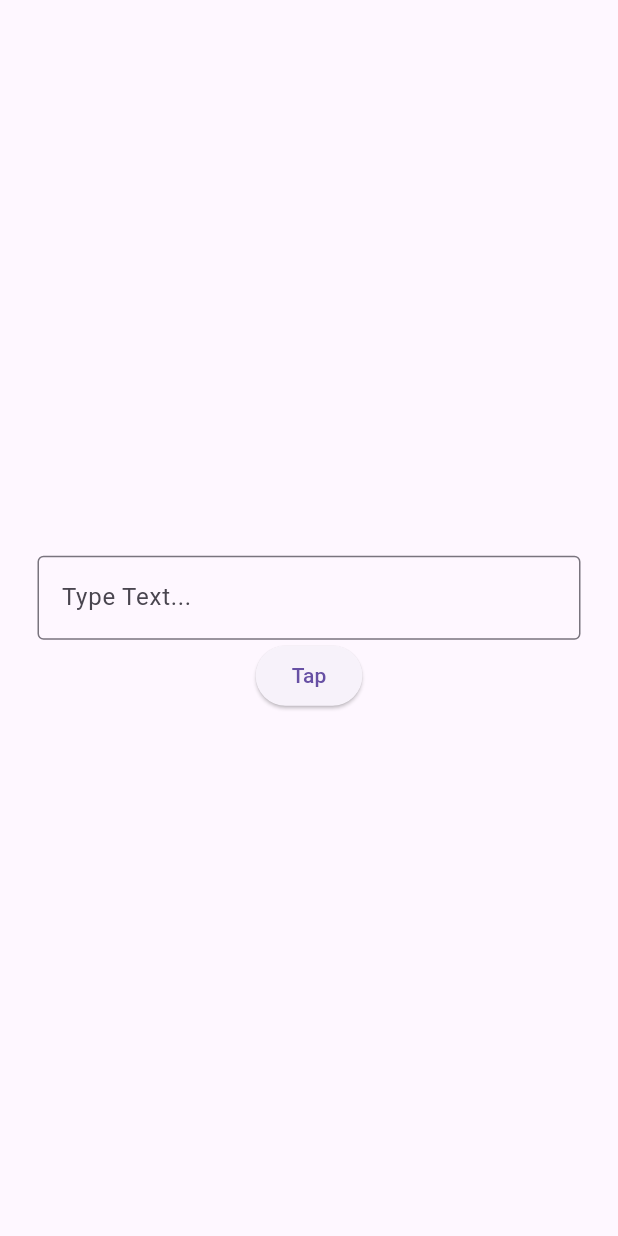
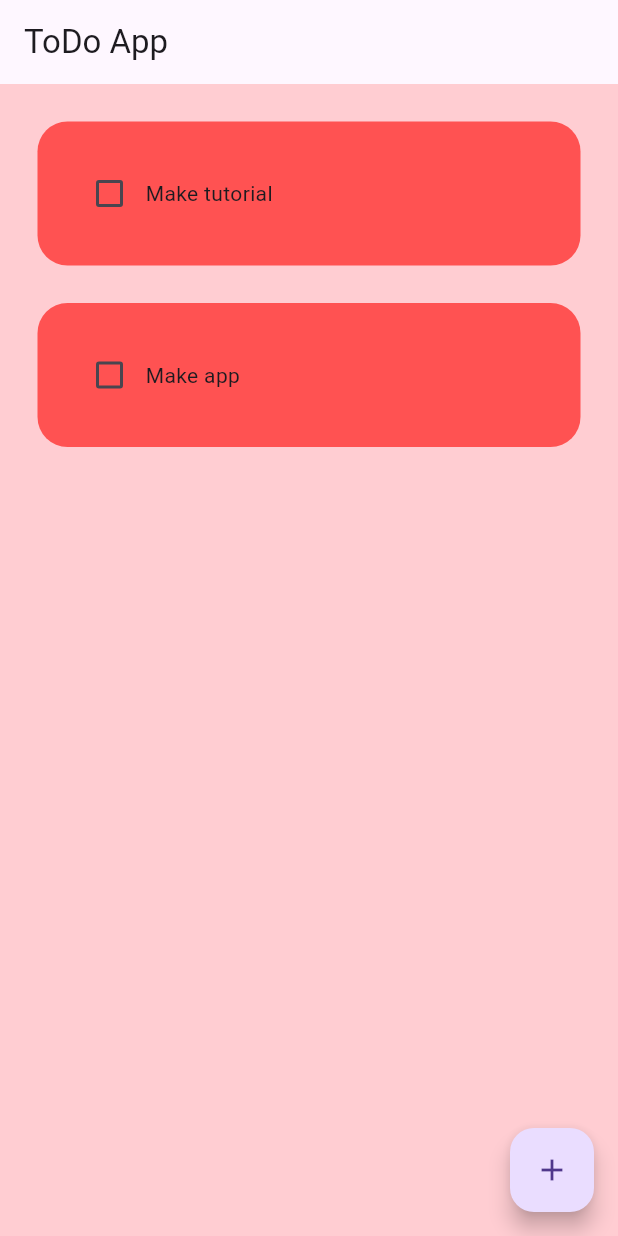
Before and after one commit to mittalgmt/to_do_app, a Flutter app: the screen it shows after launch, on a phone screen of 412 x 824 dp. Run offline on Flutter 3.47's test engine with Material 3 defaults, Android fonts, the phone set to English and light mode, and no system bars; drawn by our look-alikes of flutter_slidable; our stand-ins replace hive_flutter; accounts and stored records are empty.

Commit message:
add file

```diff
--- /dev/null
+++ b/lib/Data/database.dart
@@ -0,0 +1,28 @@
+import 'package:hive_flutter/hive_flutter.dart';
+
+class ToDoDatabase {
+ List toDoList = [];
+  //ref  box
+  final _myBox = Hive.box('myBox');
+
+
+//run this method if the 1st time ever opening this app
+  void createInitialData(){
+  toDoList = [
+     ["Make tutorial", false],
+     ["Make app", false],
+    ];
+  }
+
+  //load the data from database
+  void loadData(){
+    toDoList = _myBox.get("TODOLIST");
+  }
+
+  //update the database
+
+  void updateDataBase()
+  {
+    _myBox.put("TODOLIST", toDoList);
+  }
+}
--- a/lib/main.dart
+++ b/lib/main.dart
@@ -1,7 +1,14 @@
 import 'package:flutter/material.dart';
-import 'package:to_do_app/pages/todo_page.dart';
+import 'package:hive_flutter/hive_flutter.dart';
+import 'package:to_do_app/pages/home_page.dart';
 
-void main() {
+void main() async {
+
+  //ini the hive
+  await Hive.initFlutter();
+
+  //openbox
+  var box = await Hive.openBox('mybox');
   runApp(MyApp());
 }
 
@@ -13,7 +20,8 @@ class MyApp extends StatelessWidget {
   Widget build(BuildContext context) {
     return MaterialApp(
       debugShowCheckedModeBanner: false,
-      home:ToDoPage() ,
+      home: HomePage(),
+      theme: ThemeData(primarySwatch: Colors.deepOrange),
     );
 
   }
--- /dev/null
+++ b/lib/pages/home_page.dart
@@ -0,0 +1,111 @@
+import 'package:flutter/material.dart';
+import 'package:hive_flutter/hive_flutter.dart';
+import 'package:to_do_app/Data/database.dart';
+import 'package:to_do_app/util/dialog_box.dart';
+import 'package:to_do_app/util/todo_tile.dart';
+
+class HomePage extends StatefulWidget {
+  const HomePage({super.key});
+
+  @override
+  State<HomePage> createState() => _HomePageState();
+}
+
+class _HomePageState extends State<HomePage> {
+
+  //ref box
+  final _myBox = Hive.box('myBox');
+  //text controller
+  final _controller = TextEditingController();
+
+  ToDoDatabase db = ToDoDatabase();
+
+  @override
+  void initState() {
+
+    // if this time ever opening this app , then create default data
+    if(_myBox.get("TODOLIST") == null){
+      db.createInitialData();
+    }else{
+      db.loadData();
+    }
+
+    super.initState();
+  }
+
+  // //list of todo task
+  // List toDoList = [
+  //   ["Make tutorial", false],
+  //   ["Make app", false],
+
+  // ];
+
+ //checkbox was tapped
+ void CheckBoxChanged(bool? value, int index) {
+   setState(() {
+     db.toDoList[index][1] = !db.toDoList[index][1];
+   });
+   db.updateDataBase();
+ }
+
+ // save new task
+
+ void saveNewTask(){
+  setState(() {
+    db.toDoList.add([
+      _controller.text,false
+    ]);
+    _controller.clear();
+    Navigator.of(context).pop();
+  });
+  db.updateDataBase();
+ }
+
+ //create new task
+ void createNewTask() {
+  showDialog(
+    context: context,
+     builder: (context){
+    return DialogBox(
+      controller: _controller ,
+      onSave: saveNewTask,
+      onCancel: () => Navigator.of(context).pop(),
+    );
+   },
+  );
+  db.updateDataBase();
+ }
+
+ //delete task
+ void deleteTask(int index) {
+  setState(() {
+    db.toDoList.removeAt(index);
+  });
+  db.updateDataBase();
+ }
+  @override
+  Widget build(BuildContext context) {
+    return Scaffold(
+      backgroundColor: Colors.red[100],
+      appBar: AppBar(
+        title: Text("ToDo App"),
+        elevation: 0,
+      ),
+      floatingActionButton: FloatingActionButton(
+        onPressed: createNewTask,
+        child: Icon(Icons.add),
+      ),
+      body: ListView.builder(
+        itemCount: db.toDoList.length,
+        itemBuilder: (context, index){
+          return TodoTile(
+            taskName: db.toDoList[index][0],
+            isCompleted: db.toDoList[index][1],
+            onChanged: (value) => CheckBoxChanged(value,index),
+            deleteFunction: (context) => deleteTask(index),
+            );
+        },
+      ),
+    );
+  }
+}
--- a/lib/pages/todo_page.dart
+++ /dev/null
@@ -1,59 +0,0 @@
-import 'package:flutter/material.dart';
-
-class ToDoPage extends StatefulWidget {
-  const ToDoPage({super.key});
-
-  @override
-  State<ToDoPage> createState() => _ToDoPageState();
-}
-
-class _ToDoPageState extends State<ToDoPage>{
-
-  //TEXT EDITING CONTROLLER
-
-  TextEditingController textcontroller = TextEditingController();
-
- // greeting message variable
-   String greetingmessage = "";
-
-  //greet user method
-  void greetUser() {
-    String userName = textcontroller.text;
-    setState(() {
-      greetingmessage = "Hello, ${userName}";
-    });
-  }
-
-  @override
-  Widget build(BuildContext context){
-    return Scaffold(
-      body: Padding(
-        padding: const EdgeInsets.all(25.0),
-        child: Center(
-          child: Column(
-            mainAxisAlignment: MainAxisAlignment.center,
-            children: [
-              //greet user message
-              Text(greetingmessage),
-
-              TextField(
-                controller: textcontroller,
-                decoration: InputDecoration(
-                  border: OutlineInputBorder(),
-                  hintText: "Type Text...",
-                ),
-              ),
-              //button
-              ElevatedButton(onPressed: greetUser,
-               child: Text("Tap"),
-               ),
-
-
-            ],
-          ),
-        ),
-      ),
-    );
-  }
-
-  }
--- /dev/null
+++ b/lib/util/todo_tile.dart
@@ -0,0 +1,65 @@
+import 'package:flutter/material.dart';
+import 'package:flutter_slidable/flutter_slidable.dart';
+
+class TodoTile extends StatelessWidget {
+  final String taskName;
+  final bool isCompleted;
+  Function(bool?)? onChanged;
+  Function(BuildContext)? deleteFunction;
+
+  TodoTile({
+    super.key,
+    required this.taskName,
+    required this.isCompleted,
+    required this.onChanged,
+    required this.deleteFunction,
+  });
+
+
+  @override
+  Widget build(BuildContext context) {
+    return Padding(
+      padding: const EdgeInsets.only(left: 25.0, right: 25, top: 25),
+      child: Slidable(
+        endActionPane: ActionPane(
+         motion: StretchMotion(),
+         children: [
+          SlidableAction(
+            onPressed: deleteFunction,
+            icon : Icons.delete,
+            backgroundColor: Colors.red,
+            borderRadius: BorderRadius.circular(12),
+          )
+         ]
+        ),
+        child: Container(
+          padding: EdgeInsets.all(24),
+          decoration: BoxDecoration(
+            color: Colors.redAccent,
+            borderRadius: BorderRadius.circular(20),
+          ),
+          child: Row(
+            children: [
+              //check box
+              Checkbox(
+                value: isCompleted,
+                onChanged: onChanged,
+                activeColor: Colors.black,
+                ),
+
+              //task name
+              Text(
+                taskName,
+                style: TextStyle(
+                  decoration: isCompleted
+                    ? TextDecoration.lineThrough
+                    :TextDecoration.none,
+                ),
+                ),
+            ],
+          ),
+        ),
+      ),
+    );
+  }
+}
--- a/pubspec.yaml
+++ b/pubspec.yaml
@@ -30,15 +30,20 @@ environment:
 dependencies:
   flutter:
     sdk: flutter
+  hive: ^2.2.3
+  hive_flutter: ^1.1.0
 
 
   # The following adds the Cupertino Icons font to your application.
   # Use with the CupertinoIcons class for iOS style icons.
   cupertino_icons: ^1.0.6
+  flutter_slidable : ^1.2.0
 
 dev_dependencies:
   flutter_test:
     sdk: flutter
+  hive_generator: ^1.1.3
+  build_runner: ^2.1.11
 
   # The "flutter_lints" package below contains a set of recommended lints to
   # encourage good coding practices. The lint set provided by the package is
```
Also changed, not shown: lib/util/dialog_box.dart (added, +48 -0 lines), lib/util/my_button.dart (added, +21 -0 lines), pubspec.lock, 1 other file.
